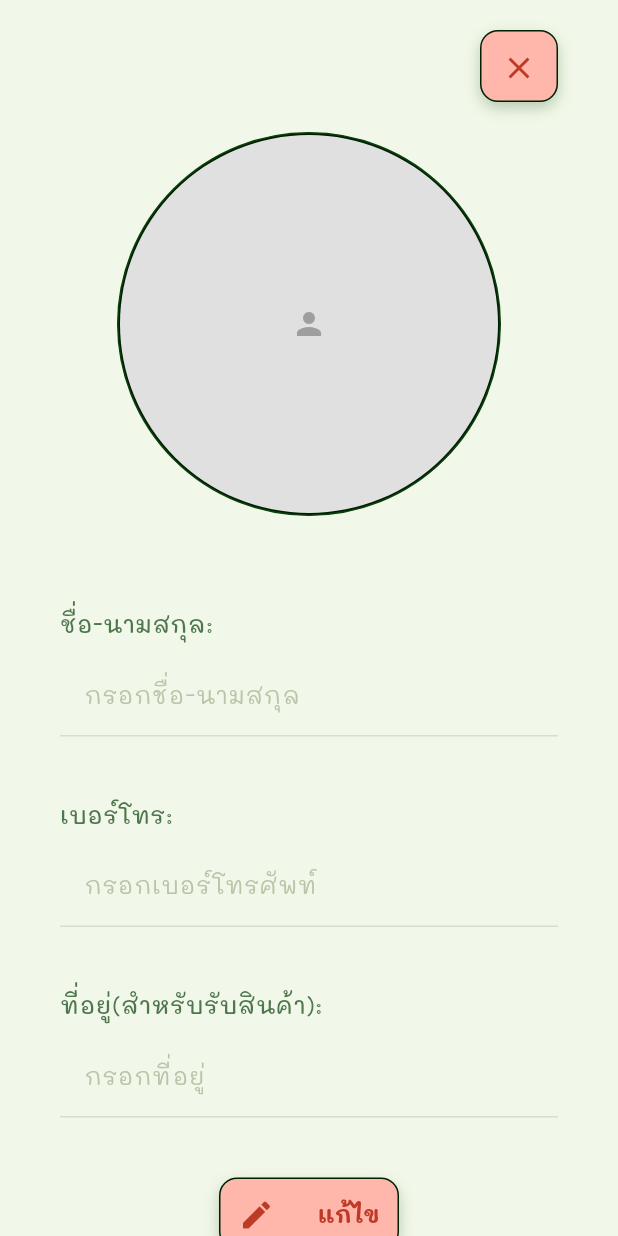
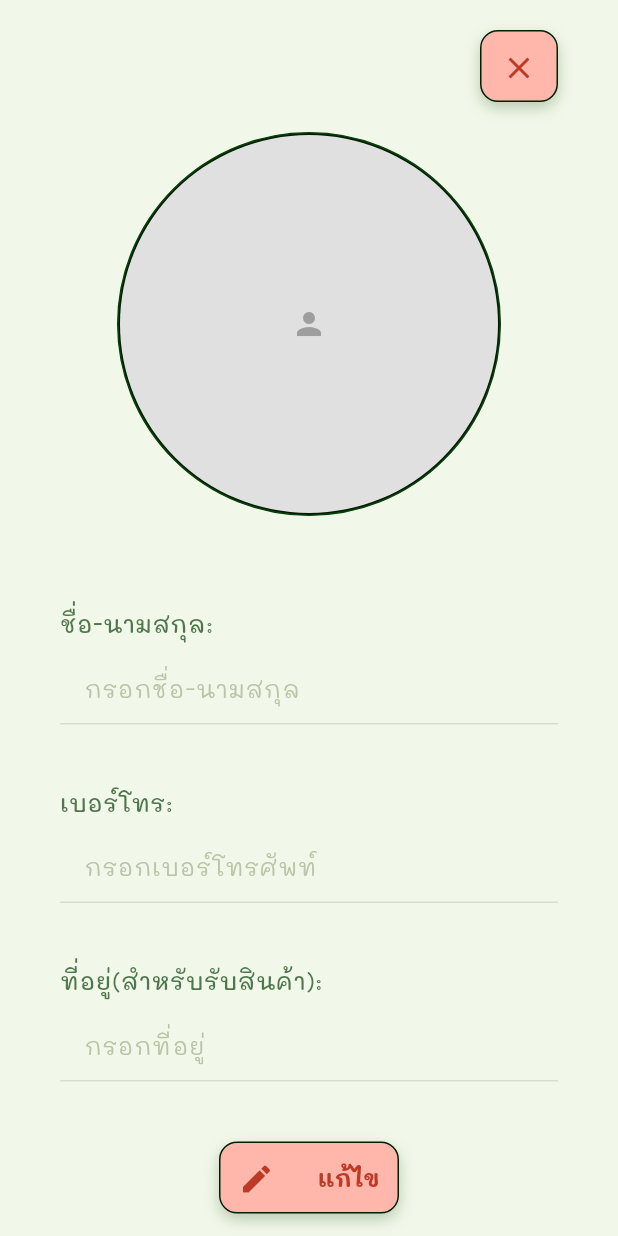
Before and after one commit to TheeraphatStudent/catdiff, a Flutter app: the HomeScreen screen opened by its route, after a tap on the "person" icon, on a phone screen of 412 x 824 dp. Run offline on Flutter 3.47's test engine with Material 3 defaults, Android fonts, the phone set to English and light mode, and no system bars; our stand-ins replace cloud_firestore, easy_stepper, firebase_auth, firebase_core, flutter_svg, geolocator and 4 more; missing offline and left inert: dart_jsonwebtoken, wolt_modal_sheet; accounts and stored records are empty; project files that could hold a hidden picture were left out.

Commit message:
feat: improve input with difference size

```diff
--- a/app/lib/widget/input.widget.dart
+++ b/app/lib/widget/input.widget.dart
@@ -2,6 +2,23 @@ import 'package:app/config/theme/app_theme.dart';
 import 'package:flutter/material.dart';
 
 enum InputType { fill, line }
+
+// 8, 12, 16
+
+enum FontSize { xs, sm, md }
+
+extension FontSizeExtension on FontSize {
+  double get value {
+    switch (this) {
+      case FontSize.xs:
+        return 8;
+      case FontSize.sm:
+        return 12;
+      case FontSize.md:
+        return 16;
+    }
+  }
+}
 
 class InputField extends StatefulWidget {
   final String? label;
@@ -12,6 +29,8 @@ class InputField extends StatefulWidget {
   final Widget? suffixIcon;
   final String? errorText;
   final FocusNode? focusNode;
+  final FontSize? fontSize;
+  final bool? multiline;
 
   final bool validate;
   final bool obscureText;
@@ -20,6 +39,7 @@ class InputField extends StatefulWidget {
   final Function(String)? onChanged;
   final Function(String)? onSubmitted;
   final VoidCallback? onFocus;
+  final VoidCallback? onSuffixIconTap;
 
   const InputField({
     super.key,
@@ -31,12 +51,15 @@ class InputField extends StatefulWidget {
     this.onChanged,
     this.onSubmitted,
     this.onFocus,
+    this.onSuffixIconTap,
     this.keyboardType,
     this.obscureText = false,
     this.suffixIcon,
     this.enabled = true,
     this.errorText,
     this.focusNode,
+    this.fontSize = FontSize.md,
+    this.multiline = false,
   });
 
   @override
@@ -135,7 +158,7 @@ class _InputFieldState extends State<InputField> {
             widget.label!,
             style: TextStyle(
               fontFamily: 'Mali',
-              fontSize: 16,
+              fontSize: widget.fontSize?.value,
               fontWeight: FontWeight.w500,
               color: AppColors.primary1.withOpacity(_isFocused ? 1.0 : 0.7),
             ),
@@ -151,6 +174,8 @@ class _InputFieldState extends State<InputField> {
               enabled: widget.enabled,
               obscureText: widget.obscureText,
               keyboardType: widget.keyboardType,
+              minLines: 1,
+              maxLines: widget.multiline! ? 4 : 1,
               onChanged: (value) {
                 _validateInput(value);
                 widget.onChanged?.call(value);
@@ -158,29 +183,32 @@ class _InputFieldState extends State<InputField> {
               onFieldSubmitted: widget.onSubmitted,
               style: TextStyle(
                 fontFamily: 'Mali',
-                fontSize: 16,
+                fontSize: widget.fontSize?.value,
                 color: _getTextColor(),
               ),
               decoration: InputDecoration(
                 hintText: widget.hintText,
                 hintStyle: TextStyle(
                   fontFamily: 'Mali',
-                  fontSize: 16,
+                  fontSize: widget.fontSize?.value,
                   color: _getHintColor(),
                 ),
                 suffixIcon: widget.suffixIcon != null
                     ? IconTheme(
                         data: IconThemeData(color: _getIconColor()),
-                        child: widget.suffixIcon!,
+                        child: GestureDetector(
+                          onTap: widget.onSuffixIconTap,
+                          child: widget.suffixIcon!,
+                        ),
                       )
                     : null,
                 filled: widget.type == InputType.fill,
                 fillColor: widget.type == InputType.fill
                     ? _getBackgroundColor()
                     : null,
-                contentPadding: const EdgeInsets.symmetric(
-                  horizontal: 16,
-                  vertical: 16,
+                contentPadding: EdgeInsets.symmetric(
+                  horizontal: widget.fontSize?.value ?? 16,
+                  vertical: (widget.fontSize?.value ?? 16) - 6,
                 ),
                 border: widget.type == InputType.line
                     ? UnderlineInputBorder(
@@ -265,7 +293,7 @@ class _InputFieldState extends State<InputField> {
                     color: _hasError
                         ? AppColors.darkDanger
                         : AppColors.primary1,
-                    fontSize: 12,
+                    fontSize: (widget.fontSize?.value! ?? 16) - 4,
                     fontWeight: FontWeight.w500,
                   ),
                 ),
```
Also changed, not shown: app/lib/pages/rider/raider_listprod.dart (+12 -1 lines), app/lib/widget/card/rider_job.widget.dart (+26 -4 lines).
